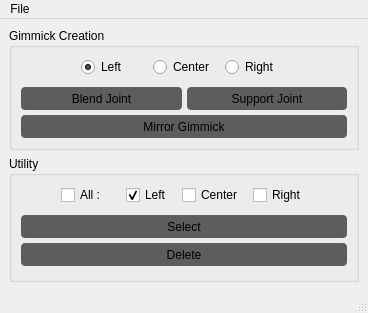
Before: the Qt Designer form release/scripts/mgear/rigbits/gimmick_tool/gimmick_tool.ui in mgear-dev/mgear4, drawn with Qt 5.
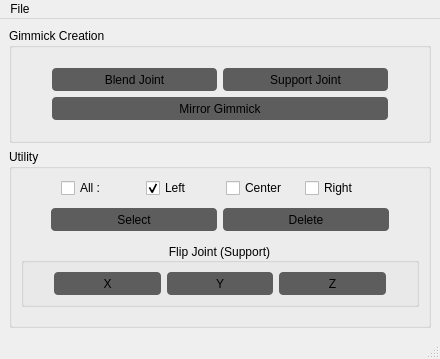
After: the same form once the commit is applied. Icons and pictures are not drawn.

Commit message: Update ui for gimmick setup tool

```diff
--- a/release/scripts/mgear/rigbits/gimmick_tool/gimmick_tool.ui
+++ b/release/scripts/mgear/rigbits/gimmick_tool/gimmick_tool.ui
@@ -6,8 +6,8 @@
    <rect>
     <x>0</x>
     <y>0</y>
-    <width>353</width>
-    <height>313</height>
+    <width>440</width>
+    <height>359</height>
    </rect>
   </property>
   <property name="sizePolicy">
@@ -44,79 +44,26 @@
       <property name="title">
        <string>Gimmick Creation</string>
       </property>
-      <layout class="QVBoxLayout" name="verticalLayout_5">
-       <property name="spacing">
-        <number>10</number>
-       </property>
-       <item>
-        <layout class="QHBoxLayout" name="creation_side_horizontalLayout">
-         <item>
-          <spacer name="horizontalSpacer_4">
-           <property name="orientation">
-            <enum>Qt::Horizontal</enum>
-           </property>
-           <property name="sizeType">
-            <enum>QSizePolicy::Fixed</enum>
-           </property>
-           <property name="sizeHint" stdset="0">
-            <size>
-             <width>60</width>
-             <height>20</height>
-            </size>
-           </property>
-          </spacer>
-         </item>
-         <item>
-          <widget class="QRadioButton" name="creation_side_left_radioButton">
-           <property name="text">
-            <string>Left</string>
-           </property>
-           <property name="checked">
-            <bool>true</bool>
-           </property>
-          </widget>
-         </item>
-         <item>
-          <widget class="QRadioButton" name="creation_side_center_radioButton">
-           <property name="text">
-            <string>Center</string>
-           </property>
-          </widget>
-         </item>
-         <item>
-          <widget class="QRadioButton" name="creation_side_right_radioButton">
-           <property name="text">
-            <string>Right</string>
-           </property>
-          </widget>
-         </item>
-         <item>
-          <spacer name="horizontalSpacer_5">
-           <property name="orientation">
-            <enum>Qt::Horizontal</enum>
-           </property>
-           <property name="sizeType">
-            <enum>QSizePolicy::Fixed</enum>
-           </property>
-           <property name="sizeHint" stdset="0">
-            <size>
-             <width>60</width>
-             <height>20</height>
-            </size>
-           </property>
-          </spacer>
-         </item>
-        </layout>
-       </item>
-       <item>
         <layout class="QVBoxLayout" name="verticalLayout_2">
          <property name="spacing">
-          <number>5</number>
+        <number>6</number>
+       </property>
+       <property name="leftMargin">
+        <number>40</number>
+       </property>
+       <property name="topMargin">
+        <number>20</number>
+       </property>
+       <property name="rightMargin">
+        <number>40</number>
+       </property>
+       <property name="bottomMargin">
+        <number>20</number>
          </property>
          <item>
           <layout class="QHBoxLayout" name="creation_horizontalLayout">
            <property name="spacing">
-            <number>5</number>
+          <number>6</number>
            </property>
            <property name="sizeConstraint">
             <enum>QLayout::SetDefaultConstraint</enum>
@@ -183,6 +130,11 @@
           </layout>
          </item>
          <item>
+        <layout class="QHBoxLayout" name="horizontalLayout">
+         <property name="spacing">
+          <number>6</number>
+         </property>
+         <item>
           <widget class="QPushButton" name="mirrorGimmick_pushButton">
            <property name="minimumSize">
             <size>
@@ -217,12 +169,23 @@
       <property name="title">
        <string>Utility</string>
       </property>
+      <property name="flat">
+       <bool>false</bool>
+      </property>
       <layout class="QVBoxLayout" name="verticalLayout_4">
        <property name="spacing">
+        <number>12</number>
+       </property>
+       <item>
+        <layout class="QVBoxLayout" name="utility_verticalLayout">
+         <property name="spacing">
         <number>10</number>
        </property>
        <item>
-        <layout class="QHBoxLayout" name="utility_horizontalLayout">
+          <layout class="QHBoxLayout" name="utility_horizontalLayout1">
+           <property name="spacing">
+            <number>6</number>
+           </property>
          <property name="rightMargin">
           <number>0</number>
          </property>
@@ -262,7 +225,7 @@
            </property>
            <property name="sizeHint" stdset="0">
             <size>
-             <width>10</width>
+               <width>5</width>
              <height>20</height>
             </size>
            </property>
@@ -311,9 +274,15 @@
         </layout>
        </item>
        <item>
-        <layout class="QVBoxLayout" name="verticalLayout_3">
+          <layout class="QHBoxLayout" name="utility_horizontalLayout2">
          <property name="spacing">
-          <number>5</number>
+            <number>6</number>
+           </property>
+           <property name="leftMargin">
+            <number>30</number>
+           </property>
+           <property name="rightMargin">
+            <number>30</number>
          </property>
          <item>
           <widget class="QPushButton" name="select_pushButton">
@@ -367,6 +336,123 @@
          </item>
         </layout>
        </item>
+        </layout>
+       </item>
+       <item>
+        <widget class="QGroupBox" name="flipJoint_groupBox">
+         <property name="title">
+          <string>Flip Joint (Support)</string>
+         </property>
+         <property name="alignment">
+          <set>Qt::AlignCenter</set>
+         </property>
+         <property name="flat">
+          <bool>false</bool>
+         </property>
+         <property name="checkable">
+          <bool>false</bool>
+         </property>
+         <layout class="QVBoxLayout" name="verticalLayout_5">
+          <property name="spacing">
+           <number>0</number>
+          </property>
+          <property name="leftMargin">
+           <number>0</number>
+          </property>
+          <property name="rightMargin">
+           <number>0</number>
+          </property>
+          <item>
+           <layout class="QHBoxLayout" name="flipJoint_horizontalLayout">
+            <property name="spacing">
+             <number>6</number>
+            </property>
+            <property name="leftMargin">
+             <number>30</number>
+            </property>
+            <property name="rightMargin">
+             <number>30</number>
+            </property>
+            <item>
+             <widget class="QPushButton" name="flipJointX_pushButton">
+              <property name="minimumSize">
+               <size>
+                <width>0</width>
+                <height>23</height>
+               </size>
+              </property>
+              <property name="styleSheet">
+               <string notr="true">QPushButton {
+    border-radius: 4px;
+	background-color: #5D5D5D;
+}
+QPushButton:pressed {
+	background-color: #00A6F3;
+}
+QPushButton:hover:!pressed {
+	background-color: #707070;
+}</string>
+              </property>
+              <property name="text">
+               <string>X</string>
+              </property>
+             </widget>
+            </item>
+            <item>
+             <widget class="QPushButton" name="flipJointY_pushButton">
+              <property name="minimumSize">
+               <size>
+                <width>0</width>
+                <height>23</height>
+               </size>
+              </property>
+              <property name="styleSheet">
+               <string notr="true">QPushButton {
+    border-radius: 4px;
+	background-color: #5D5D5D;
+}
+QPushButton:pressed {
+	background-color: #00A6F3;
+}
+QPushButton:hover:!pressed {
+	background-color: #707070;
+}</string>
+              </property>
+              <property name="text">
+               <string>Y</string>
+              </property>
+             </widget>
+            </item>
+            <item>
+             <widget class="QPushButton" name="flipJointZ_pushButton">
+              <property name="minimumSize">
+               <size>
+                <width>0</width>
+                <height>23</height>
+               </size>
+              </property>
+              <property name="styleSheet">
+               <string notr="true">QPushButton {
+    border-radius: 4px;
+	background-color: #5D5D5D;
+}
+QPushButton:pressed {
+	background-color: #00A6F3;
+}
+QPushButton:hover:!pressed {
+	background-color: #707070;
+}</string>
+              </property>
+              <property name="text">
+               <string>Z</string>
+              </property>
+             </widget>
+            </item>
+           </layout>
+          </item>
+         </layout>
+        </widget>
+       </item>
        <item>
         <spacer name="verticalSpacer">
          <property name="orientation">
@@ -375,7 +461,7 @@
          <property name="sizeHint" stdset="0">
           <size>
            <width>20</width>
-           <height>5</height>
+           <height>10</height>
           </size>
          </property>
         </spacer>
@@ -390,7 +476,7 @@
     <rect>
      <x>0</x>
      <y>0</y>
-     <width>353</width>
+     <width>440</width>
      <height>21</height>
     </rect>
    </property>
```
Lines whose indentation alone changed are shown as unchanged. The commit also changes 1 other file.
